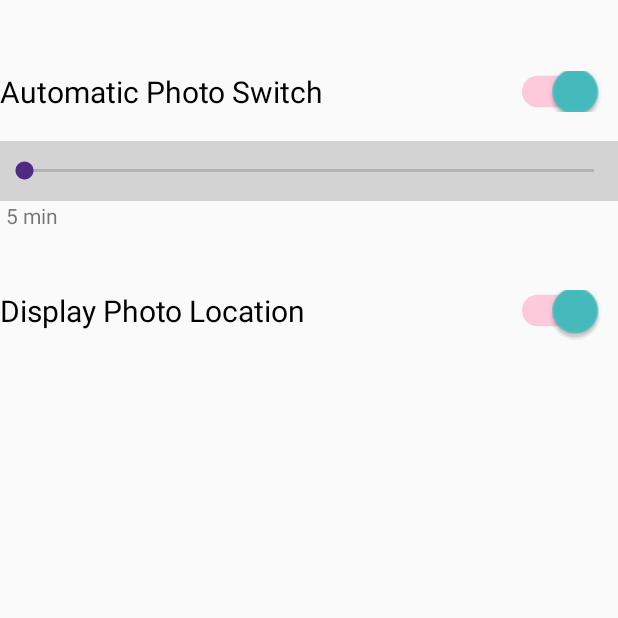
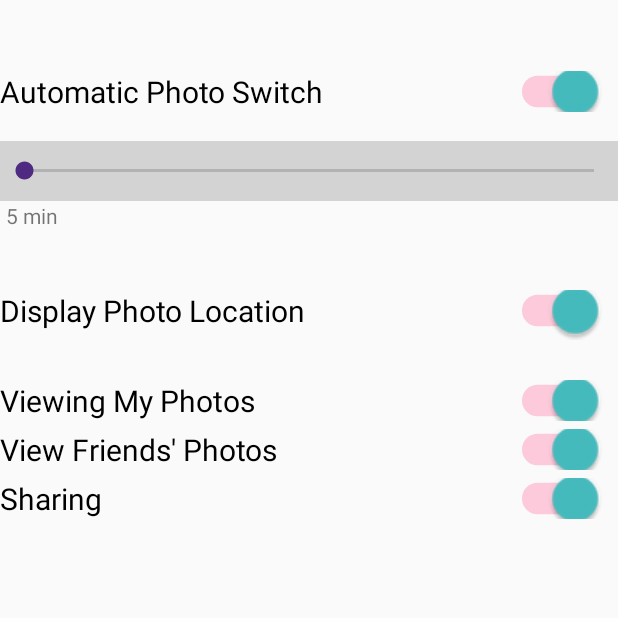
Before and after one commit to nickphan/DejaView, an Android app: the SettingPreference screen opened directly, with no data from a screen before it, on a phone screen of 412 x 824 dp, the top half of it. Run offline under Robolectric (Android 15) with nearby library versions, the light colour scheme and no system bars.

Commit message:
DEJA11-67 adding toggles to the setting

```diff
--- a/app/src/main/res/layout/activity_setting_preference.xml
+++ b/app/src/main/res/layout/activity_setting_preference.xml
@@ -86,4 +86,83 @@
 
     </RelativeLayout>
 
+    <RelativeLayout
+        android:id="@+id/photoviewswitch"
+        android:layout_width="wrap_content"
+        android:layout_height="wrap_content"
+        android:orientation="horizontal"
+        android:layout_marginTop="10dp"
+        android:layout_below="@+id/locationswitch">
+
+        <TextView
+            android:layout_width="wrap_content"
+            android:layout_height="wrap_content"
+            android:text="Viewing My Photos"
+            android:textColor="#000000"
+            android:textSize="20dp" />
+        <Switch
+            android:id="@+id/switch3"
+            android:layout_width="wrap_content"
+            android:layout_height="wrap_content"
+            android:layout_alignParentRight="true"
+            android:layout_marginRight="20dp"
+            android:checked="true"
+            android:scaleX="1.5"
+            android:scaleY="1.5"
+            android:thumbTint="#46bdbf" />
+    </RelativeLayout>
+
+    <RelativeLayout
+        android:id="@+id/friendsswitch"
+        android:layout_width="wrap_content"
+        android:layout_height="wrap_content"
+        android:layout_marginTop="5dp"
+        android:orientation="horizontal"
+        android:layout_below="@+id/photoviewswitch">
+
+        <TextView
+            android:layout_width="wrap_content"
+            android:layout_height="wrap_content"
+            android:text="View Friends' Photos"
+            android:textColor="#000000"
+            android:textSize="20dp" />
+        <Switch
+            android:id="@+id/switch4"
+            android:layout_width="wrap_content"
+            android:layout_height="wrap_content"
+            android:layout_alignParentRight="true"
+            android:layout_marginRight="20dp"
+            android:checked="true"
+            android:scaleX="1.5"
+            android:scaleY="1.5"
+            android:thumbTint="#46bdbf" />
+    </RelativeLayout>
+
+    <RelativeLayout
+        android:id="@+id/shareswitch"
+        android:layout_width="wrap_content"
+        android:layout_height="wrap_content"
+        android:layout_marginTop="5dp"
+        android:layout_below="@+id/friendsswitch"
+        android:orientation="horizontal">
+
+        <TextView
+            android:layout_width="wrap_content"
+            android:layout_height="wrap_content"
+            android:text="Sharing"
+            android:textColor="#000000"
+            android:textSize="20dp" />
+
+        <Switch
+            android:id="@+id/switch5"
+            android:layout_width="wrap_content"
+            android:layout_height="wrap_content"
+            android:layout_alignParentRight="true"
+            android:layout_marginRight="20dp"
+            android:checked="true"
+            android:scaleX="1.5"
+            android:scaleY="1.5"
+            android:thumbTint="#46bdbf" />
+    </RelativeLayout>
+
 </LinearLayout>
```
Also changed, not shown: app/src/main/res/drawable/ic_photo_camera_black_24dp.png (added), app/src/main/res/drawable/ic_photo_camera_black_48dp.png (added).
